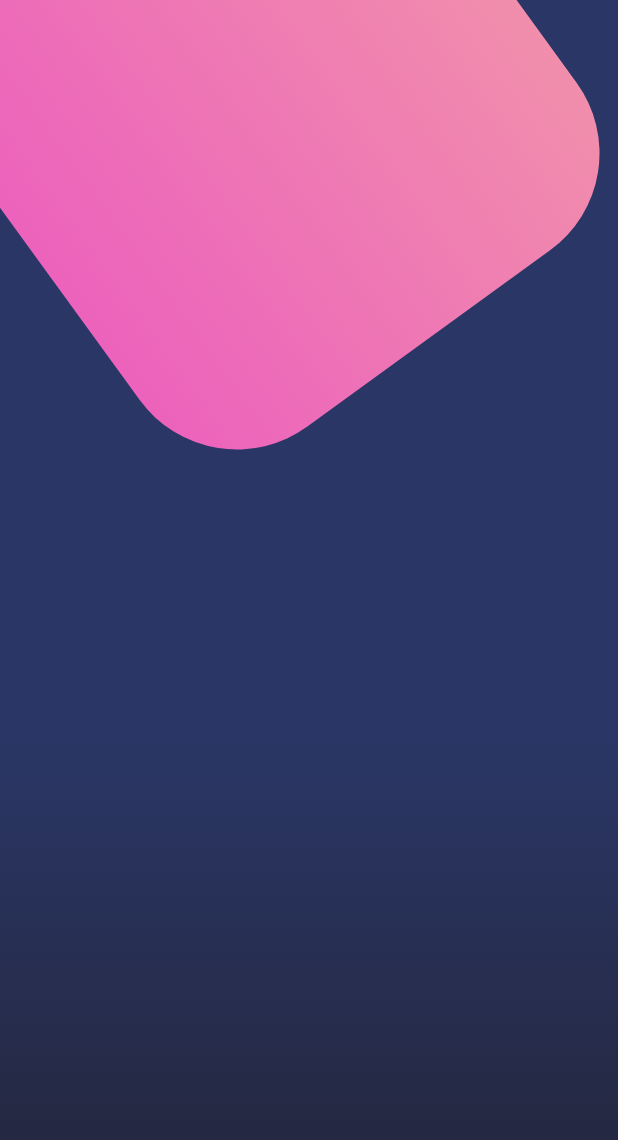
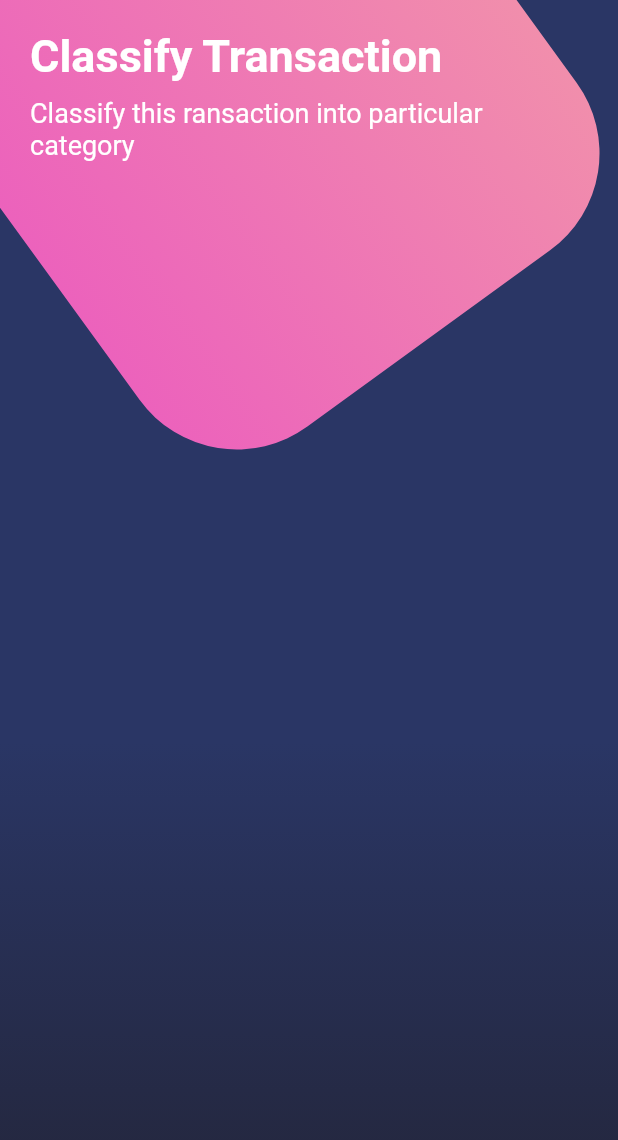
Before and after one commit to guillermoherrera/flutter_diseno_seccion_8, a Flutter app: the screen it shows after launch, on a phone screen of 412 x 824 dp. Shown: the top 1140 px of the screen. Run offline on Flutter 3.47's test engine with Material 2 defaults, Android fonts, the phone set to English and light mode, and no system bars.

Commit message:
botones 2
titulos en caja rosa, singlechildscrollview, safearea y statusBarColor

```diff
--- a/lib/main.dart
+++ b/lib/main.dart
@@ -1,4 +1,5 @@
 import 'package:flutter/material.dart';
+//import 'package:flutter/services.dart';
 
 import 'package:flutter_diseno_seccion_8/src/pages/basico_page.dart';
 import 'package:flutter_diseno_seccion_8/src/pages/botones_page.dart';
@@ -9,6 +10,11 @@ void main() => runApp(MyApp());
 class MyApp extends StatelessWidget {
   @override
   Widget build(BuildContext context) {
+
+    //SystemChrome.setSystemUIOverlayStyle(SystemUiOverlayStyle.light.copyWith(
+    //  statusBarColor: Colors.white10,
+    //));
+
     return MaterialApp(
       debugShowCheckedModeBanner: false,
       title: 'Material App',
--- a/lib/src/pages/botones_page.dart
+++ b/lib/src/pages/botones_page.dart
@@ -9,7 +9,30 @@ class BotonesPage extends StatelessWidget {
       body: Stack(
         children: <Widget>[
           _fondoApp(),
+          SingleChildScrollView(
+            child: Column(
+              children: <Widget>[
+                _tiulos(),
+              ],
+            )
+          )
         ],
+      ),
+    );
+  }
+
+  Widget _tiulos(){
+    return SafeArea(
+      child: Container(
+        padding: EdgeInsets.all(20.0),
+        child: Column(
+          crossAxisAlignment: CrossAxisAlignment.start,
+          children: <Widget>[
+            Text('Classify Transaction' , style: TextStyle(color: Colors.white, fontSize: 30.0, fontWeight: FontWeight.bold)),
+            SizedBox(height: 10.0,),
+            Text('Classify this ransaction into particular category', style: TextStyle(color: Colors.white, fontSize: 18.0)),
+          ],
+        ),
       ),
     );
   }
```
